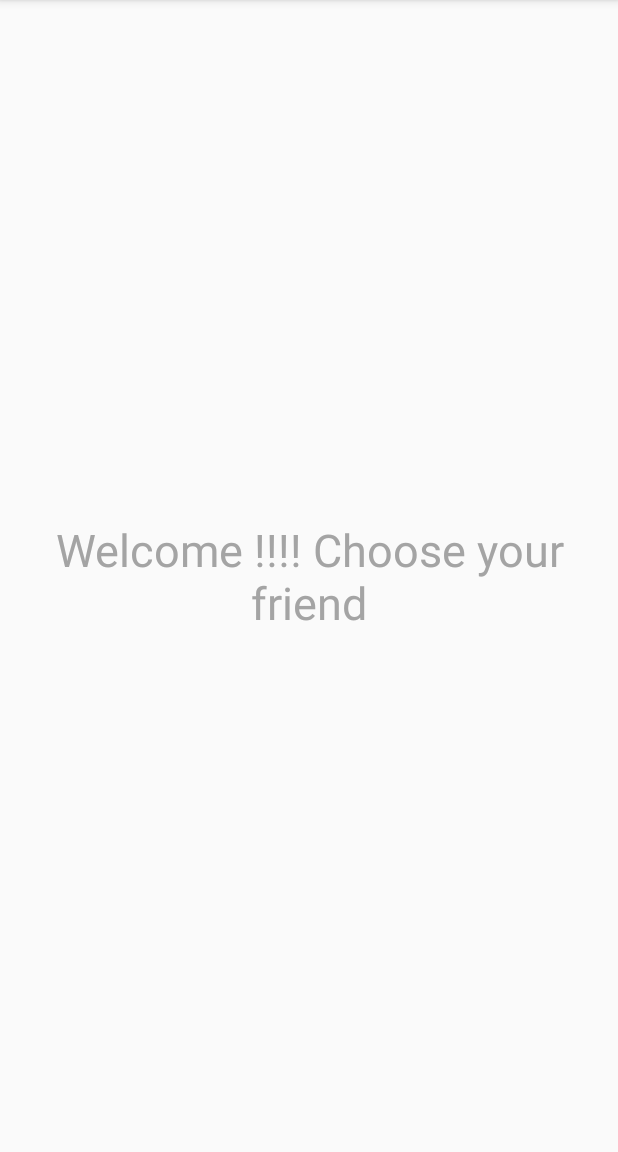
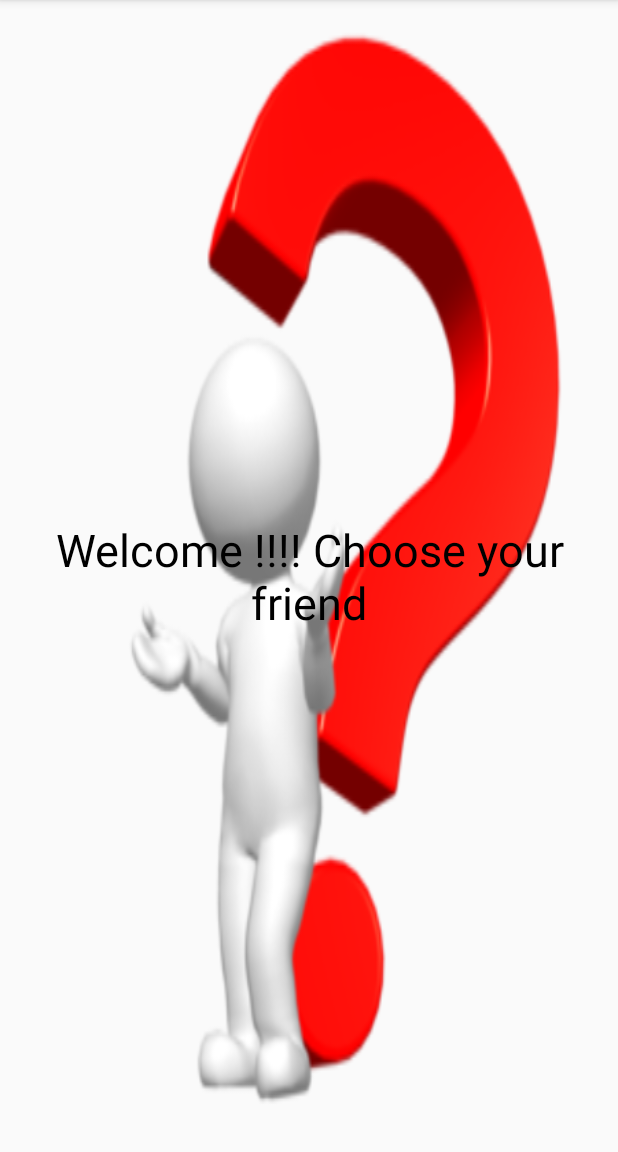
Before and after one commit to KevinDupeyrat/Android-Quiz-Game, an Android app: the screen it shows after launch (MainActivity), on a phone screen of 412 x 824 dp, the part 84-1236 px from its top. Run offline under Robolectric (Android 15) with nearby library versions, the phone set to English and light mode, and no system bars.

Commit message:
Factorisation et commentaire

```diff
--- a/Projects/app/src/main/java/iut/paci/classroomcomunnity/activity/LoginActivity.java
+++ b/Projects/app/src/main/java/iut/paci/classroomcomunnity/activity/LoginActivity.java
@@ -68,11 +68,6 @@ public class LoginActivity extends AppCompatActivity {
                         Log.i(TAG, "Identifiant ou mot de passe incorrecte !");
                     } else {
 
-                        // Affichage des données dans les Log
-                        Log.i(TAG, "[Identifiant]" + iden);
-                        Log.i(TAG, "[Mot de passe]" + mdp);
-                        Log.i(TAG, "Bienvenu " + iden + " !");
-
                         // Création d'un Intent (activité)
                         // Intent intent = new Intent(getApplicationContext(), MainActivity.class);
                         Intent intent = new Intent(getApplicationContext(), MainActivity.class);
--- a/Projects/app/src/main/java/iut/paci/classroomcomunnity/activity/QuizActivity.java
+++ b/Projects/app/src/main/java/iut/paci/classroomcomunnity/activity/QuizActivity.java
@@ -110,6 +110,8 @@ public class QuizActivity extends AppCompatActivity {
         this.nomAdvers = (TextView) findViewById(R.id.textNom2);
         this.avatarRAdvers = (ImageView) findViewById(R.id.img2);
 
+        // On met à jout le nom, la couleur du nom et l'avatar
+        // en fonction de la séléction précédante
         this.nomAdvers.setText(getIntent().getExtras().getString("nom"));
         this.avatarRAdvers.setImageResource(getIntent().getExtras().getInt("avatar"));
         this.nomAdvers.setTextColor(ContextCompat.getColor(getApplicationContext(), getIntent().getExtras().getInt("color")));
@@ -200,6 +202,8 @@ public class QuizActivity extends AppCompatActivity {
                     // On desactive les boutons
                     b.setEnabled(false);
                 } else if (b.getText().toString().equals(this.getGoodAnswer())) {
+
+                    // On met en verre la bonne réponse
                     b.setBackgroundResource(R.color.colorAccent);
                 }
                 // On retire le listener
--- a/Projects/app/src/main/java/iut/paci/classroomcomunnity/frame/FriendFragment.java
+++ b/Projects/app/src/main/java/iut/paci/classroomcomunnity/frame/FriendFragment.java
@@ -8,7 +8,6 @@ import android.view.LayoutInflater;
 import android.view.View;
 import android.view.ViewGroup;
 import android.widget.AdapterView;
-import android.widget.ArrayAdapter;
 import android.widget.ListView;
 
 import java.util.ArrayList;
--- a/Projects/app/src/main/res/layout-land/activity_main.xml
+++ b/Projects/app/src/main/res/layout-land/activity_main.xml
@@ -12,14 +12,15 @@
     <FrameLayout
         android:id="@+id/contentFrame"
         android:layout_width="match_parent"
-        android:layout_height="match_parent">
+        android:layout_height="match_parent"
+        android:background="@drawable/wallpaper_interrogation">
 
         <TextView
             android:id="@+id/textWelcome"
             android:layout_width="match_parent"
             android:layout_height="match_parent"
             android:gravity="center"
-            android:textColor="@color/otherResp"
+            android:textColor="@color/colorPrimary"
             android:textSize="30dp"
             android:text="@string/welcome"/>
 
--- a/Projects/app/src/main/res/layout/activity_main.xml
+++ b/Projects/app/src/main/res/layout/activity_main.xml
@@ -12,14 +12,15 @@
     <FrameLayout
         android:id="@+id/contentFrame"
         android:layout_width="match_parent"
-        android:layout_height="match_parent">
+        android:layout_height="match_parent"
+        android:background="@drawable/wallpaper_interrogation">
 
         <TextView
             android:id="@+id/textWelcome"
             android:layout_width="match_parent"
             android:layout_height="match_parent"
             android:gravity="center"
-            android:textColor="@color/otherResp"
+            android:textColor="@color/colorPrimary"
             android:textSize="30dp"
             android:text="@string/welcome"/>
 
```
Also changed, not shown: Projects/app/src/main/java/iut/paci/classroomcomunnity/activity/MainActivity.java (+13 -5 lines), Projects/app/src/main/java/iut/paci/classroomcomunnity/adapter/FriendAdapter.java (+27 -3 lines), Projects/app/src/main/res/drawable/wallpaper_interrogation.png (added).
